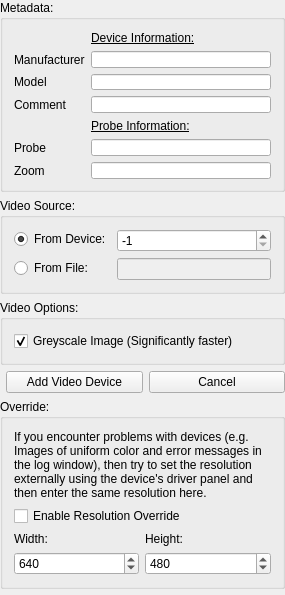
The window that Modules/USUI/Qmitk/QmitkUSNewVideoDeviceWidgetControls.ui (MITK/MITK) describes before a commit, drawn with Qt 5.
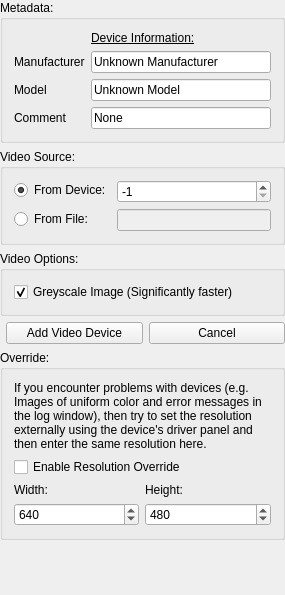
The same window after the commit. Icons and pictures are not drawn.

Commit message: Removed USImageMetadata from the QmitkUSNewVideoDeviceWidget.

Patch:
```diff
--- a/Modules/USUI/Qmitk/QmitkUSNewVideoDeviceWidgetControls.ui
+++ b/Modules/USUI/Qmitk/QmitkUSNewVideoDeviceWidgetControls.ui
@@ -32,6 +32,13 @@
       <string>Metadata:</string>
      </property>
      <layout class="QGridLayout" name="gridLayout">
+      <item row="3" column="0">
+       <widget class="QLabel" name="label_5">
+        <property name="text">
+         <string>Comment</string>
+        </property>
+       </widget>
+      </item>
       <item row="0" column="1">
        <widget class="QLabel" name="label_6">
         <property name="font">
@@ -54,7 +61,11 @@
        </widget>
       </item>
       <item row="1" column="1">
-       <widget class="QLineEdit" name="m_Manufacturer"/>
+       <widget class="QLineEdit" name="m_Manufacturer">
+        <property name="text">
+         <string>Unknown Manufacturer</string>
+        </property>
+       </widget>
       </item>
       <item row="2" column="0">
        <widget class="QLabel" name="label_2">
@@ -64,50 +75,19 @@
        </widget>
       </item>
       <item row="2" column="1">
-       <widget class="QLineEdit" name="m_Model"/>
-      </item>
-      <item row="3" column="0">
-       <widget class="QLabel" name="label_5">
+       <widget class="QLineEdit" name="m_Model">
         <property name="text">
-         <string>Comment</string>
+         <string>Unknown Model</string>
         </property>
        </widget>
       </item>
       <item row="3" column="1">
-       <widget class="QLineEdit" name="m_Comment"/>
-      </item>
-      <item row="4" column="1">
-       <widget class="QLabel" name="probe_label">
-        <property name="font">
-         <font>
-          <underline>true</underline>
-         </font>
-        </property>
+       <widget class="QLineEdit" name="m_Comment">
         <property name="text">
-         <string>Probe Information:</string>
+         <string>None</string>
         </property>
        </widget>
       </item>
-      <item row="5" column="0">
-       <widget class="QLabel" name="probe_label2">
-        <property name="text">
-         <string>Probe</string>
-        </property>
-       </widget>
-      </item>
-      <item row="5" column="1">
-       <widget class="QLineEdit" name="m_Probe"/>
-      </item>
-      <item row="6" column="0">
-       <widget class="QLabel" name="zoom_label">
-        <property name="text">
-         <string>Zoom</string>
-        </property>
-       </widget>
-      </item>
-      <item row="6" column="1">
-       <widget class="QLineEdit" name="m_Zoom"/>
-      </item>
      </layout>
     </widget>
    </item>
```
Left out of the diff: 3 changed lines with no effect on the pictures. The commit also changes 2 other files.
